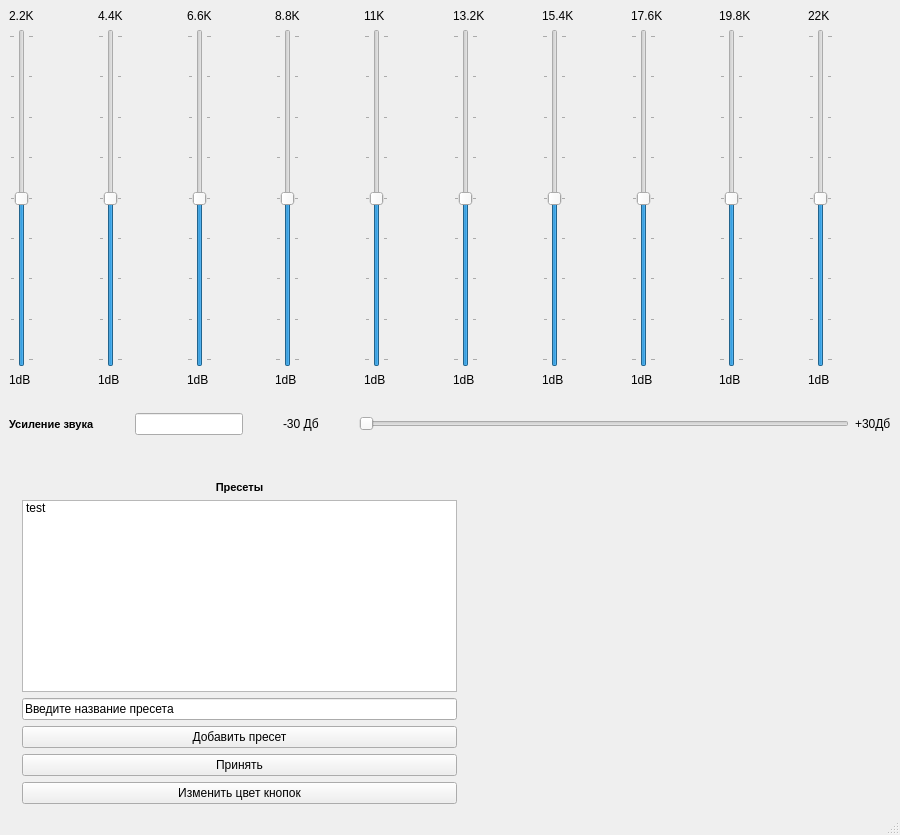
First picture: the form in static/main_window.ui, repository Rhombus-H/lyceum_equalizer, before the edit.
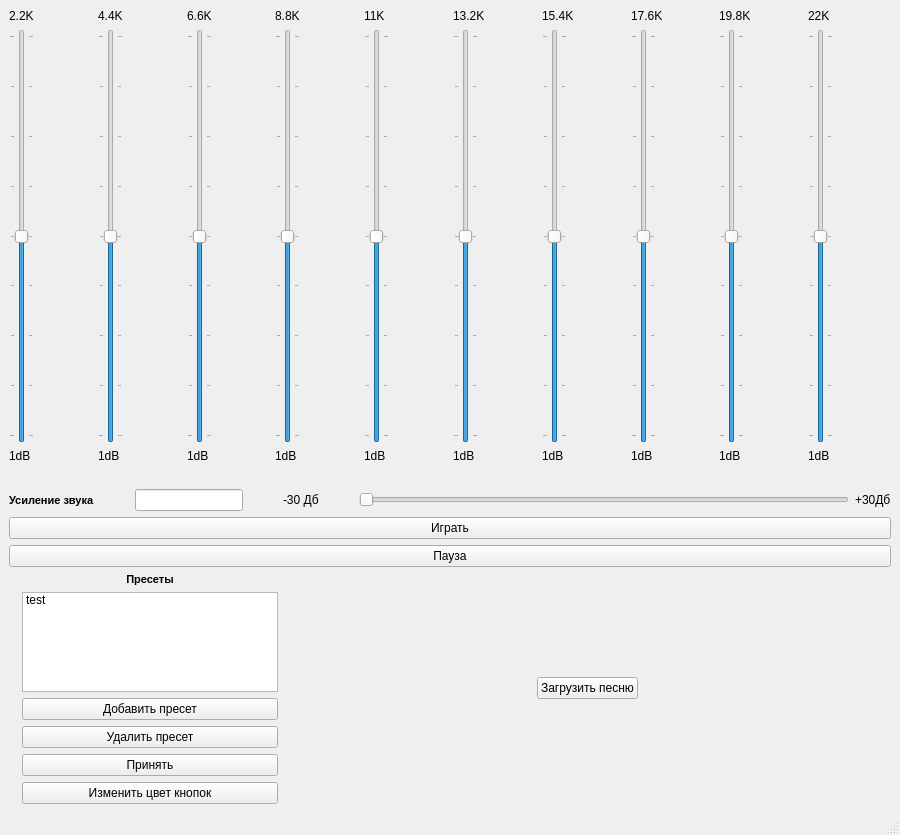
Second picture: the form after the edit. Icons and pictures are not drawn.

Commit message: большое кол-во изменений интерфейса, переписываю логику в main

What changed in the file:
```diff
--- a/static/main_window.ui
+++ b/static/main_window.ui
@@ -510,20 +510,18 @@
      </layout>
     </item>
     <item>
-     <spacer name="verticalSpacer_3">
-      <property name="orientation">
-       <enum>Qt::Vertical</enum>
+     <widget class="QPushButton" name="play_track">
+      <property name="text">
+       <string>Играть</string>
       </property>
-      <property name="sizeType">
-       <enum>QSizePolicy::Minimum</enum>
+     </widget>
+    </item>
+    <item>
+     <widget class="QPushButton" name="pause_track">
+      <property name="text">
+       <string>Пауза</string>
       </property>
-      <property name="sizeHint" stdset="0">
-       <size>
-        <width>20</width>
-        <height>40</height>
-       </size>
-      </property>
-     </spacer>
+     </widget>
     </item>
     <item>
      <layout class="QHBoxLayout" name="horizontalLayout_3">
@@ -586,21 +584,21 @@
              </widget>
             </item>
             <item>
-             <widget class="QLineEdit" name="preset_name_button">
-              <property name="text">
-               <string>Введите название пресета</string>
-              </property>
-             </widget>
-            </item>
-            <item>
-             <widget class="QPushButton" name="pushButton">
+             <widget class="QPushButton" name="preset_add_button">
               <property name="text">
                <string>Добавить пресет</string>
               </property>
              </widget>
             </item>
             <item>
-             <widget class="QPushButton" name="accept_button">
+             <widget class="QPushButton" name="preset_delete_button">
+              <property name="text">
+               <string>Удалить пресет</string>
+              </property>
+             </widget>
+            </item>
+            <item>
+             <widget class="QPushButton" name="preset_accept_button">
               <property name="text">
                <string>Принять</string>
               </property>
@@ -619,6 +617,26 @@
         </item>
        </layout>
       </item>
+      <item>
+       <spacer name="horizontalSpacer_2">
+        <property name="orientation">
+         <enum>Qt::Horizontal</enum>
+        </property>
+        <property name="sizeHint" stdset="0">
+         <size>
+          <width>40</width>
+          <height>20</height>
+         </size>
+        </property>
+       </spacer>
+      </item>
+      <item>
+       <widget class="QPushButton" name="pushButton">
+        <property name="text">
+         <string>Загрузить песню</string>
+        </property>
+       </widget>
+      </item>
       <item>
        <spacer name="horizontalSpacer">
         <property name="orientation">
```
The commit also changes 3 other files.
